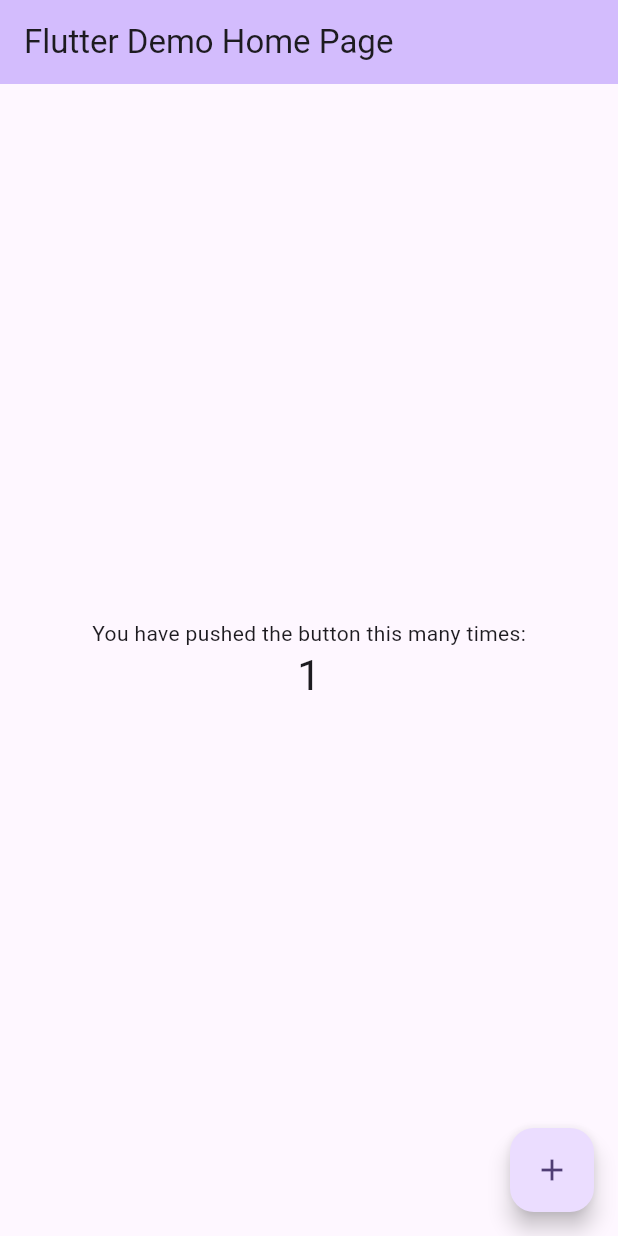
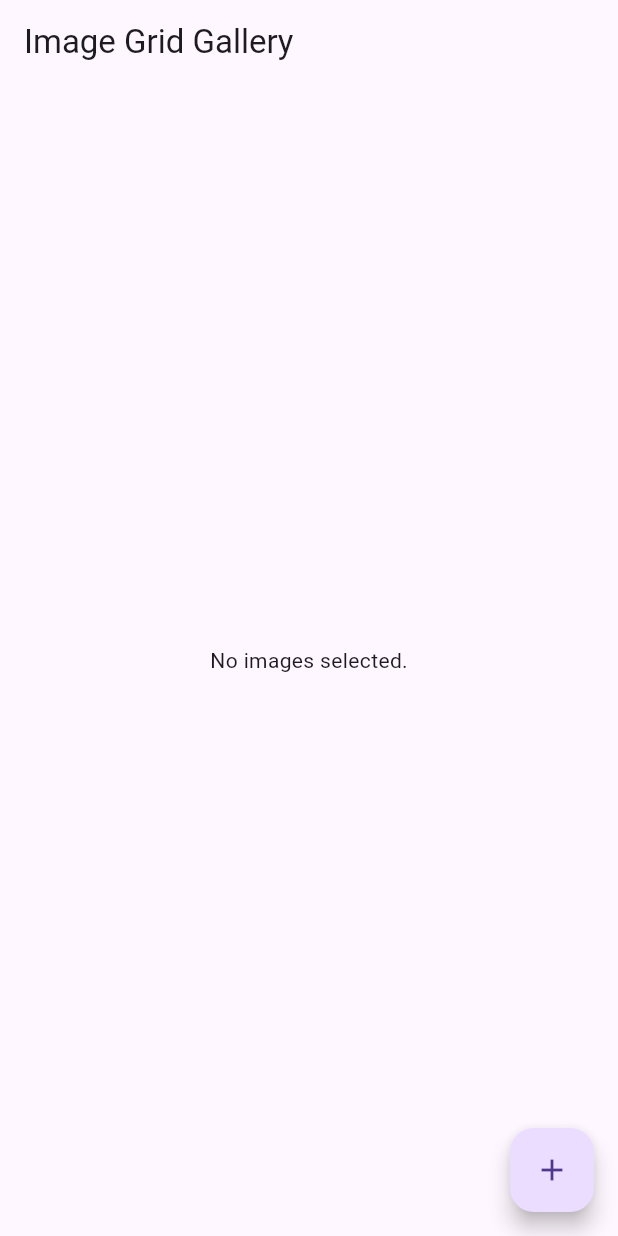
Before and after one commit to SupunTJ/photo-gallery-app, a Flutter app: the screen it shows after launch, after a tap on the "add" icon, on a phone screen of 412 x 824 dp. Run offline on Flutter 3.47's test engine with Material 3 defaults, Android fonts, the phone set to English and light mode, and no system bars; our stand-ins replace image_picker.

Commit message:
display selected images in a grid view

```diff
--- a/lib/main.dart
+++ b/lib/main.dart
@@ -1,28 +1,29 @@
 import 'package:flutter/material.dart';
+import 'dart:io';
+import 'package:image_picker/image_picker.dart';
 
 void main() {
   runApp(const MyApp());
 }
 
 class MyApp extends StatelessWidget {
-  const MyApp({super.key});
+  const MyApp({Key? key}) : super(key: key);
 
-  // This widget is the root of your application.
   @override
   Widget build(BuildContext context) {
     return MaterialApp(
+      debugShowCheckedModeBanner: false,
       title: 'Flutter Demo',
       theme: ThemeData(
-        colorScheme: ColorScheme.fromSeed(seedColor: Colors.deepPurple),
-        useMaterial3: true,
+        primarySwatch: Colors.deepPurple,
       ),
-      home: const MyHomePage(title: 'Flutter Demo Home Page'),
+      home: const MyHomePage(title: 'Image Grid Gallery'),
     );
   }
 }
 
 class MyHomePage extends StatefulWidget {
-  const MyHomePage({super.key, required this.title});
+  const MyHomePage({Key? key, required this.title}) : super(key: key);
 
   final String title;
 
@@ -31,38 +32,54 @@ class MyHomePage extends StatefulWidget {
 }
 
 class _MyHomePageState extends State<MyHomePage> {
-  int _counter = 0;
+  List<XFile> _selectedImages =
+      []; // Using XFile from image_picker instead of File
 
-  void _incrementCounter() {
-    setState(() {
-      _counter++;
-    });
+  Future<void> pickImages() async {
+    try {
+      final List<XFile>? selectedImages = await ImagePicker()
+          .pickMultiImage(); // Using pickMultiImage for multi-selection
+      if (selectedImages != null && selectedImages.isNotEmpty) {
+        setState(() {
+          _selectedImages = selectedImages;
+        });
+      }
+    } catch (e) {
+      print("Error picking images: $e");
+      ScaffoldMessenger.of(context).showSnackBar(
+        SnackBar(content: Text("Failed to pick images: $e")),
+      );
+    }
   }
 
   @override
   Widget build(BuildContext context) {
     return Scaffold(
       appBar: AppBar(
-        backgroundColor: Theme.of(context).colorScheme.inversePrimary,
         title: Text(widget.title),
       ),
-      body: Center(
-        child: Column(
-          mainAxisAlignment: MainAxisAlignment.center,
-          children: <Widget>[
-            const Text(
-              'You have pushed the button this many times:',
-            ),
-            Text(
-              '$_counter',
-              style: Theme.of(context).textTheme.headlineMedium,
-            ),
-          ],
-        ),
+      body: Padding(
+        padding: const EdgeInsets.all(8.0),
+        child: _selectedImages.isEmpty
+            ? const Center(child: Text('No images selected.'))
+            : GridView.builder(
+                gridDelegate: const SliverGridDelegateWithFixedCrossAxisCount(
+                  crossAxisCount: 3,
+                  crossAxisSpacing: 4.0,
+                  mainAxisSpacing: 4.0,
+                ),
+                itemCount: _selectedImages.length,
+                itemBuilder: (context, index) {
+                  return Image.file(
+                    File(_selectedImages[index].path),
+                    fit: BoxFit.cover,
+                  );
+                },
+              ),
       ),
       floatingActionButton: FloatingActionButton(
-        onPressed: _incrementCounter,
-        tooltip: 'Increment',
+        onPressed: pickImages,
+        tooltip: 'Pick Images',
         child: const Icon(Icons.add),
       ),
     );
--- a/pubspec.yaml
+++ b/pubspec.yaml
@@ -35,6 +35,7 @@ dependencies:
   # The following adds the Cupertino Icons font to your application.
   # Use with the CupertinoIcons class for iOS style icons.
   cupertino_icons: ^1.0.6
+  image_picker: ^1.1.2
 
 dev_dependencies:
   flutter_test:
```
Also changed, not shown: pubspec.lock, 6 other files.
